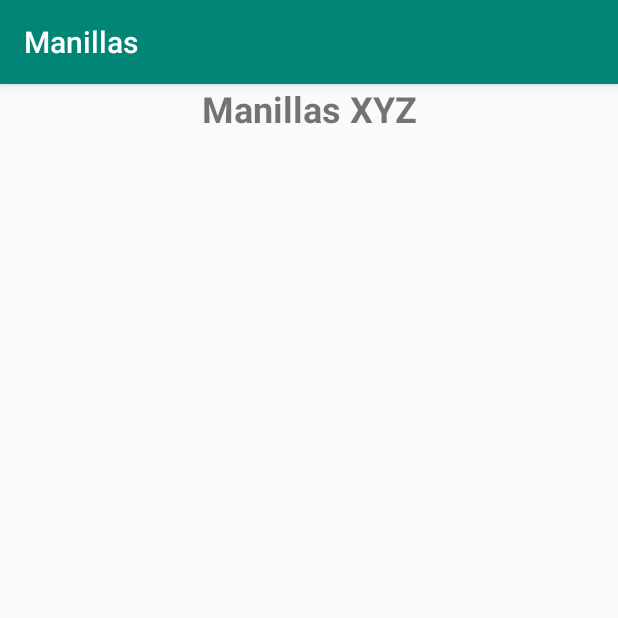
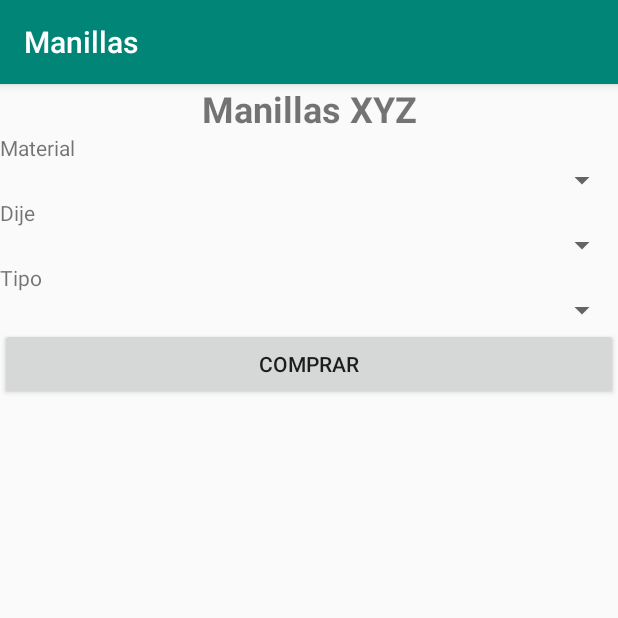
Before and after one commit to ibanb04/manillas, an Android app: the screen it shows after launch (MainActivity), on a phone screen of 412 x 824 dp, the top half of it. Run offline under Robolectric (Android 15) with nearby library versions, the phone set to English and light mode, and no system bars.

Commit message:
Se creo la interfaz grafica

```diff
--- a/app/src/main/java/com/example/manillas/MainActivity.java
+++ b/app/src/main/java/com/example/manillas/MainActivity.java
@@ -11,4 +11,6 @@ public class MainActivity extends AppCompatActivity {
         super.onCreate(savedInstanceState);
         setContentView(R.layout.activity_main);
     }
+
+
 }
--- a/app/src/main/res/layout/activity_main.xml
+++ b/app/src/main/res/layout/activity_main.xml
@@ -16,4 +16,43 @@
         android:textSize="24sp"
         android:textStyle="bold" />
 
+    <TextView
+        android:id="@+id/txtMaterial"
+        android:layout_width="match_parent"
+        android:layout_height="wrap_content"
+        android:text="@string/material" />
+
+    <Spinner
+        android:id="@+id/spnMaterial"
+        android:layout_width="match_parent"
+        android:layout_height="wrap_content" />
+
+    <TextView
+        android:id="@+id/txtDije"
+        android:layout_width="match_parent"
+        android:layout_height="wrap_content"
+        android:text="@string/dije" />
+
+    <Spinner
+        android:id="@+id/spnDije"
+        android:layout_width="match_parent"
+        android:layout_height="wrap_content" />
+
+    <TextView
+        android:id="@+id/txtTipo"
+        android:layout_width="match_parent"
+        android:layout_height="wrap_content"
+        android:text="@string/tipo" />
+
+    <Spinner
+        android:id="@+id/spnTipo"
+        android:layout_width="match_parent"
+        android:layout_height="wrap_content" />
+
+    <Button
+        android:id="@+id/btnComprar"
+        android:layout_width="match_parent"
+        android:layout_height="wrap_content"
+        android:text="@string/comprar" />
+
 </LinearLayout>
--- a/app/src/main/res/values/strings.xml
+++ b/app/src/main/res/values/strings.xml
@@ -1,3 +1,7 @@
 <resources>
     <string name="app_name">Manillas</string>
+    <string name="material">Material</string>
+    <string name="dije">Dije</string>
+    <string name="tipo">Tipo</string>
+    <string name="comprar">Comprar</string>
 </resources>
```
